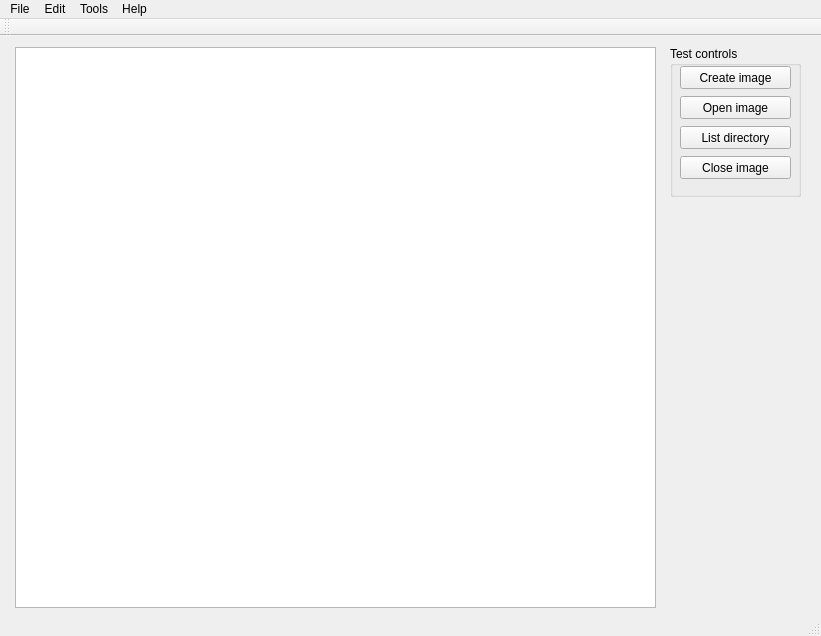
This is OpenAcornExplorer/mainwindow.ui in simoninns/OpenAcornExplorer as Qt 5 draws it before an edit. The edited form follows.
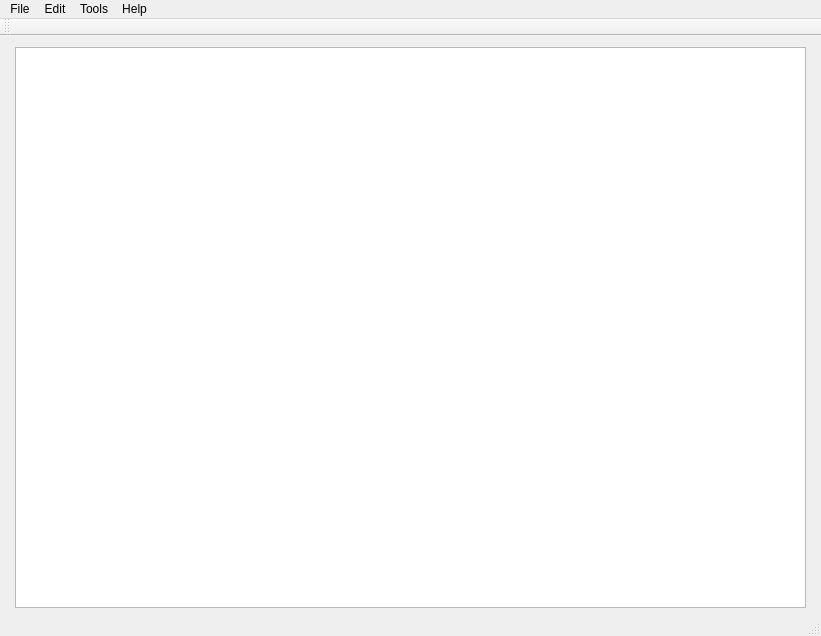
This is the edited form.

Patch:
```diff
--- a/OpenAcornExplorer/mainwindow.ui
+++ b/OpenAcornExplorer/mainwindow.ui
@@ -14,77 +14,12 @@
    <string>OpenAcornExplorer</string>
   </property>
   <widget class="QWidget" name="centralWidget">
-   <widget class="QGroupBox" name="groupBox">
-    <property name="geometry">
-     <rect>
-      <x>670</x>
-      <y>10</y>
-      <width>131</width>
-      <height>151</height>
-     </rect>
-    </property>
-    <property name="title">
-     <string>Test controls</string>
-    </property>
-    <widget class="QPushButton" name="testCreateImagePushButton">
-     <property name="geometry">
-      <rect>
-       <x>10</x>
-       <y>20</y>
-       <width>111</width>
-       <height>23</height>
-      </rect>
-     </property>
-     <property name="text">
-      <string>Create image</string>
-     </property>
-    </widget>
-    <widget class="QPushButton" name="testOpenImagePushButton">
-     <property name="geometry">
-      <rect>
-       <x>10</x>
-       <y>50</y>
-       <width>111</width>
-       <height>23</height>
-      </rect>
-     </property>
-     <property name="text">
-      <string>Open image</string>
-     </property>
-    </widget>
-    <widget class="QPushButton" name="testListDirectoryPushButton">
-     <property name="geometry">
-      <rect>
-       <x>10</x>
-       <y>80</y>
-       <width>111</width>
-       <height>23</height>
-      </rect>
-     </property>
-     <property name="text">
-      <string>List directory</string>
-     </property>
-    </widget>
-    <widget class="QPushButton" name="testCloseImagePushButton">
-     <property name="geometry">
-      <rect>
-       <x>10</x>
-       <y>110</y>
-       <width>111</width>
-       <height>23</height>
-      </rect>
-     </property>
-     <property name="text">
-      <string>Close image</string>
-     </property>
-    </widget>
-   </widget>
    <widget class="QTreeView" name="treeView">
     <property name="geometry">
      <rect>
       <x>15</x>
       <y>11</y>
-      <width>641</width>
+      <width>791</width>
       <height>561</height>
      </rect>
     </property>
```
Left out of the diff: 57 changed lines with no effect on the pictures.
